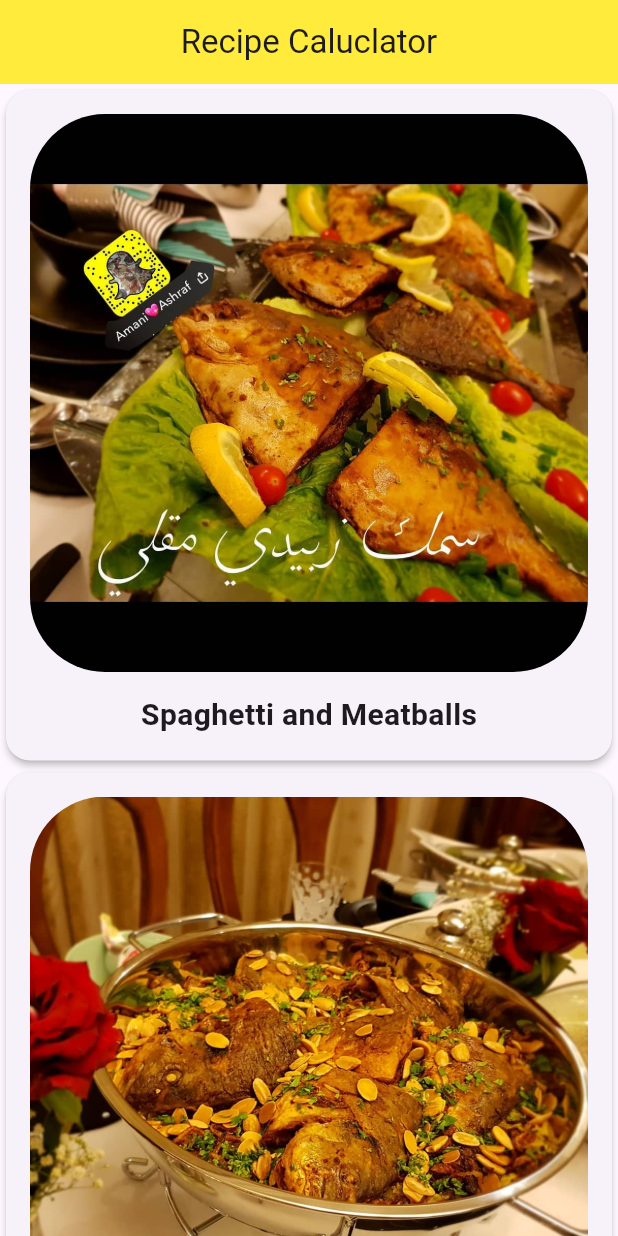
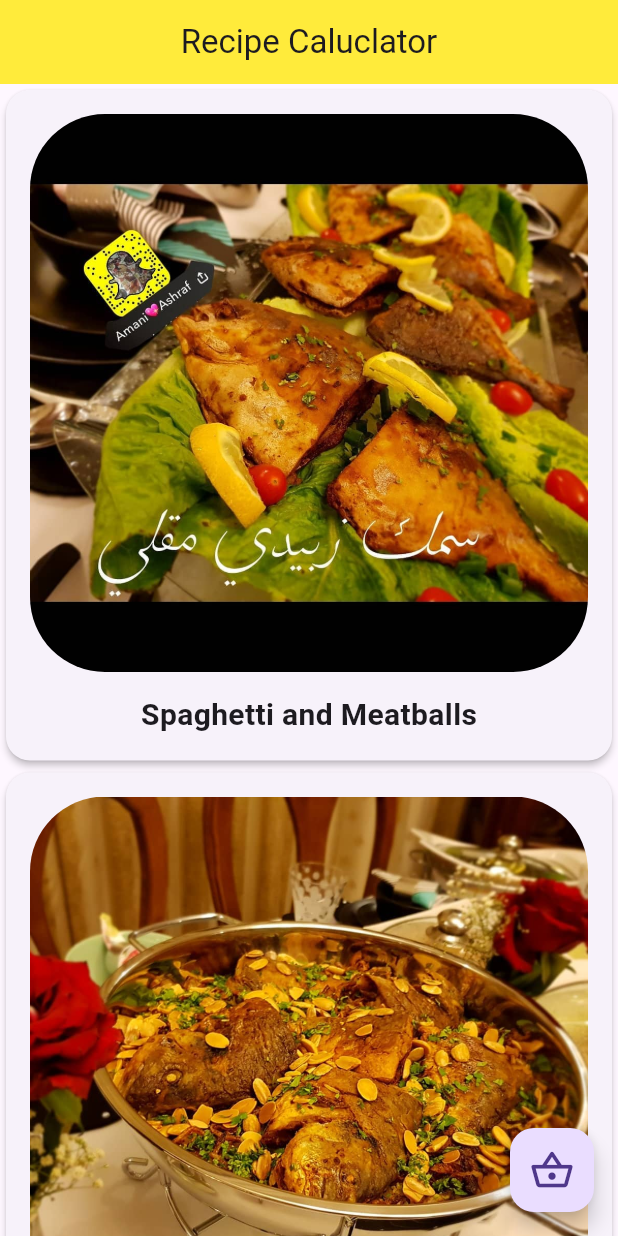
Before and after one commit to sajidammar/recipes_flutter, a Flutter app: the screen it shows after launch, on a phone screen of 412 x 824 dp. Run offline on Flutter 3.47's test engine with Material 3 defaults, Android fonts, the phone set to English and light mode, and no system bars; Roboto replaces fonts that are missing (Palatino).

Commit message:
تم إضافه زر للأنتقال إلى سله المشتريات

```diff
--- a/lib/main.dart
+++ b/lib/main.dart
@@ -50,6 +50,10 @@ class _MyHomePageState extends State<MyHomePage> {
         centerTitle: true,
         backgroundColor: Theme.of(context).colorScheme.primary,
         title: Text(widget.title),
+      ),
+      floatingActionButton: FloatingActionButton(
+        onPressed: () {},
+        child: Icon(size: 30, Icons.shopping_basket_outlined),
       ),
 
       body: SafeArea(
```
